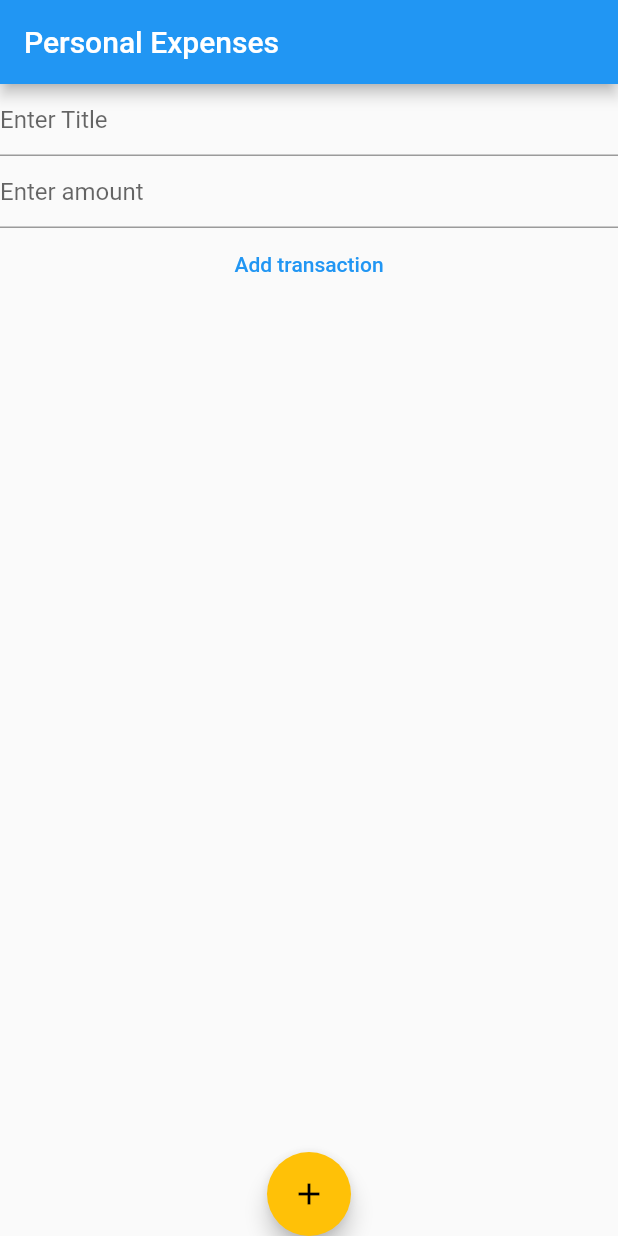
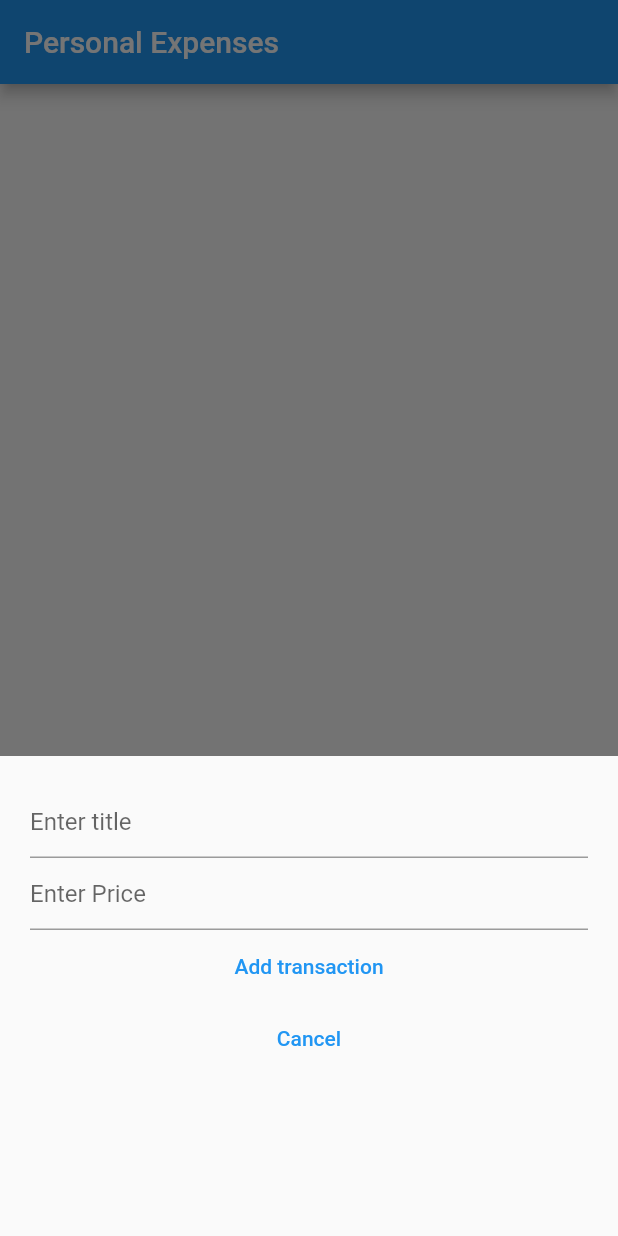
Before and after one commit to 420saqi/personal-Expenses-app, a Flutter app: the screen it shows after launch, after a tap on the "add" icon, on a phone screen of 412 x 824 dp. Run offline on Flutter 3.47's test engine with Material 2 defaults, Android fonts, the phone set to English and light mode, and no system bars.

Commit message:
separated the floatingbutton

```diff
--- /dev/null
+++ b/lib/Widgets/floating_button_functionality.dart
@@ -0,0 +1,77 @@
+import 'package:flutter/material.dart';
+
+class FloatingButtonFunctionality extends StatelessWidget {
+  final Function newUserTransaction;
+  final List userTransactionList;
+  final formattedDate;
+
+  FloatingButtonFunctionality({
+    required this.newUserTransaction,
+    required this.userTransactionList,
+    required this.formattedDate,
+  });
+
+  final titleController = TextEditingController();
+  final amountController = TextEditingController();
+  @override
+  Widget build(BuildContext context) {
+    return FloatingActionButton(
+      onPressed: () {
+        showModalBottomSheet(
+          isScrollControlled: true,
+          context: context,
+          builder: (context) {
+            return Container(
+              margin: const EdgeInsets.only(
+                top: 20,
+                left: 20,
+                right: 20,
+              ),
+              child: SizedBox(
+                height: 300,
+                child: Column(
+                  children: [
+                    TextField(
+                      controller: titleController,
+                      decoration: const InputDecoration(
+                        hintText: 'Enter title',
+                      ),
+                    ),
+                    TextField(
+                      keyboardType: TextInputType.number,
+                      controller: amountController,
+                      decoration: const InputDecoration(
+                        hintText: 'Enter Price',
+                      ),
+                    ),
+                    TextButton(
+                      onPressed:()=> newUserTransaction(
+                        titleController.text,
+                        double.parse(amountController.text) ,
+                      ),
+                      child: const Text(
+                        'Add transaction',
+                        style: TextStyle(color: Colors.blue),
+                      ),
+                    ),
+                    TextButton(
+                      onPressed: () {
+                        Navigator.pop(context);
+                      },
+                      child: const Text('Cancel'),
+                    ),
+                  ],
+                ),
+              ),
+            );
+          },
+        );
+      },
+      backgroundColor: Colors.amber,
+      child: const Icon(
+        Icons.add,
+        color: Colors.black,
+      ),
+    );
+  }
+}
--- a/lib/main.dart
+++ b/lib/main.dart
@@ -1,6 +1,8 @@
 import 'package:flutter/material.dart';
 import 'package:intl/intl.dart';
-import '../model-class.dart';
+import 'package:personalexpenses/Widgets/floating_button_functionality.dart';
+import './Models/model-class.dart';
+
 void main() => runApp(const MyApp());
 
 class MyApp extends StatelessWidget {
@@ -13,10 +15,12 @@ class MyApp extends StatelessWidget {
     );
   }
 }
+
 class HomeScreen extends StatefulWidget {
   @override
   State<HomeScreen> createState() => _HomeScreenState();
 }
+
 class _HomeScreenState extends State<HomeScreen> {
   final transactions = [];
   DateTime currentDate = DateTime.now();
@@ -27,8 +31,17 @@ class _HomeScreenState extends State<HomeScreen> {
     super.initState();
   }
 
-  final titleController = TextEditingController();
-  final amountController = TextEditingController();
+  void _addNewTransaction(String title, dynamic Myamount) {
+    final tx = Transaction(
+      title: title,
+      amount: Myamount,
+      dateTime: formattedDate,
+    );
+    setState(() {
+      transactions.add(tx);
+    });
+    Navigator.pop(context);
+  }
 
   @override
   Widget build(BuildContext context) {
@@ -37,47 +50,17 @@ class _HomeScreenState extends State<HomeScreen> {
         title: const Text('Personal Expenses'),
         backgroundColor: Colors.blue,
       ),
-      body: ListView(children: [
-        Column(
-          children: [
-            TextField(
-              controller: titleController,
-              decoration: const InputDecoration(
-                hintText: 'Enter Title',
-              ),
-            ),
-            TextField(
-              controller: amountController,
-              decoration: const InputDecoration(
-                hintText: 'Enter amount',
-              ),
-            ),
-            TextButton(
-              onPressed: () {
-                setState(() {
-                  transactions.add(
-                    Transaction(
-                      title: titleController.text,
-                      amount: double.parse(amountController.text),
-                      dateTime: formattedDate,
-                    ),
-                  );
-                });
-              },
-              child: const Text(
-                'Add transaction',
-                style: TextStyle(color: Colors.blue),
-              ),
-            ),
-            ...transactions.map((e) {
+      body: ListView.builder(
+        itemCount: transactions.length,
+        itemBuilder: (context, index) {
           return Card(
             child: ListTile(
               leading: CircleAvatar(
                 radius: 25,
-                    child: Text(e.amount.toString()),
+                child: Text(transactions[index].amount.toString()),
               ),
-                  title: Text(e.title),
-                  subtitle: Text(e.dateTime),
+              title: Text(transactions[index].title),
+              subtitle: Text(transactions[index].dateTime),
               trailing: IconButton(
                 icon: const Icon(
                   Icons.delete,
@@ -85,23 +68,18 @@ class _HomeScreenState extends State<HomeScreen> {
                 ),
                 onPressed: () {
                   setState(() {
-                        transactions.remove(e);
+                    transactions.remove(transactions[index]);
                   });
                 },
               ),
             ),
           );
-            })
-          ],
+        },
       ),
-      ]),
-      floatingActionButton: FloatingActionButton(
-        onPressed: () async {},
-        backgroundColor: Colors.amber,
-        child: const Icon(
-          Icons.add,
-          color: Colors.black,
-        ),
+      floatingActionButton: FloatingButtonFunctionality(
+        userTransactionList: transactions,
+        newUserTransaction: _addNewTransaction,
+        formattedDate: formattedDate,
       ),
       floatingActionButtonLocation: FloatingActionButtonLocation.centerDocked,
     );
```
Also changed, not shown: lib/transaction_lists.dart (added, +15 -0 lines), lib/Models/model-class.dart (renamed from lib/model-class.dart). Lines whose indentation alone changed are shown as unchanged.
